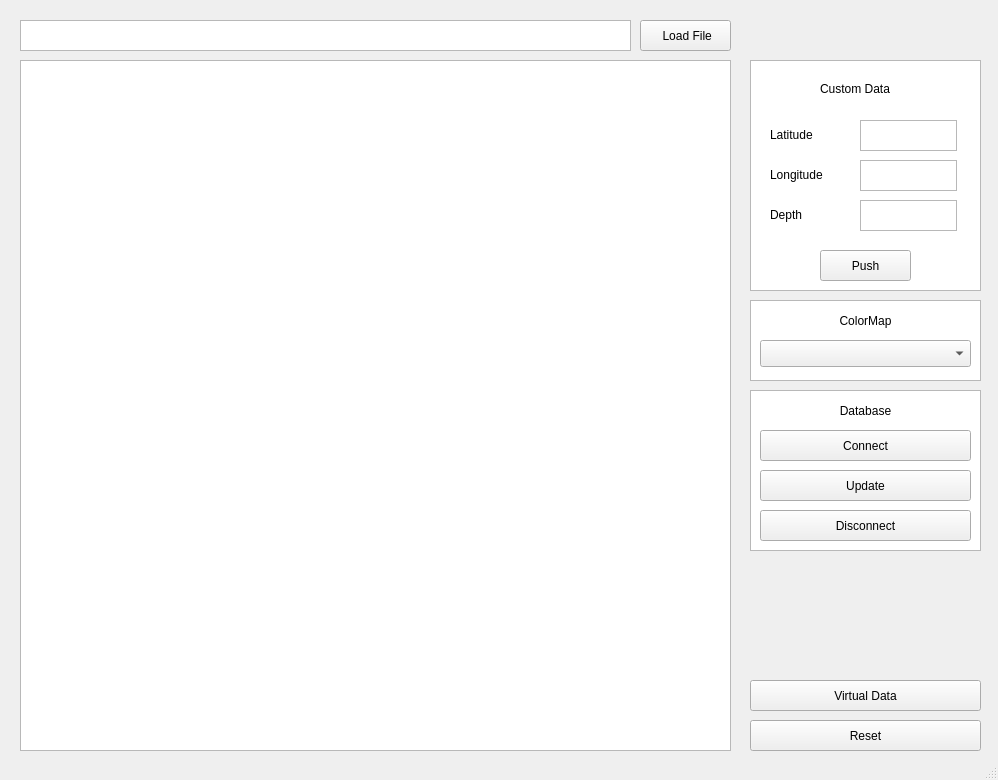
This is main.ui in nearkyh/seafloor-mapping as Qt 5 draws it before an edit. The edited form follows.
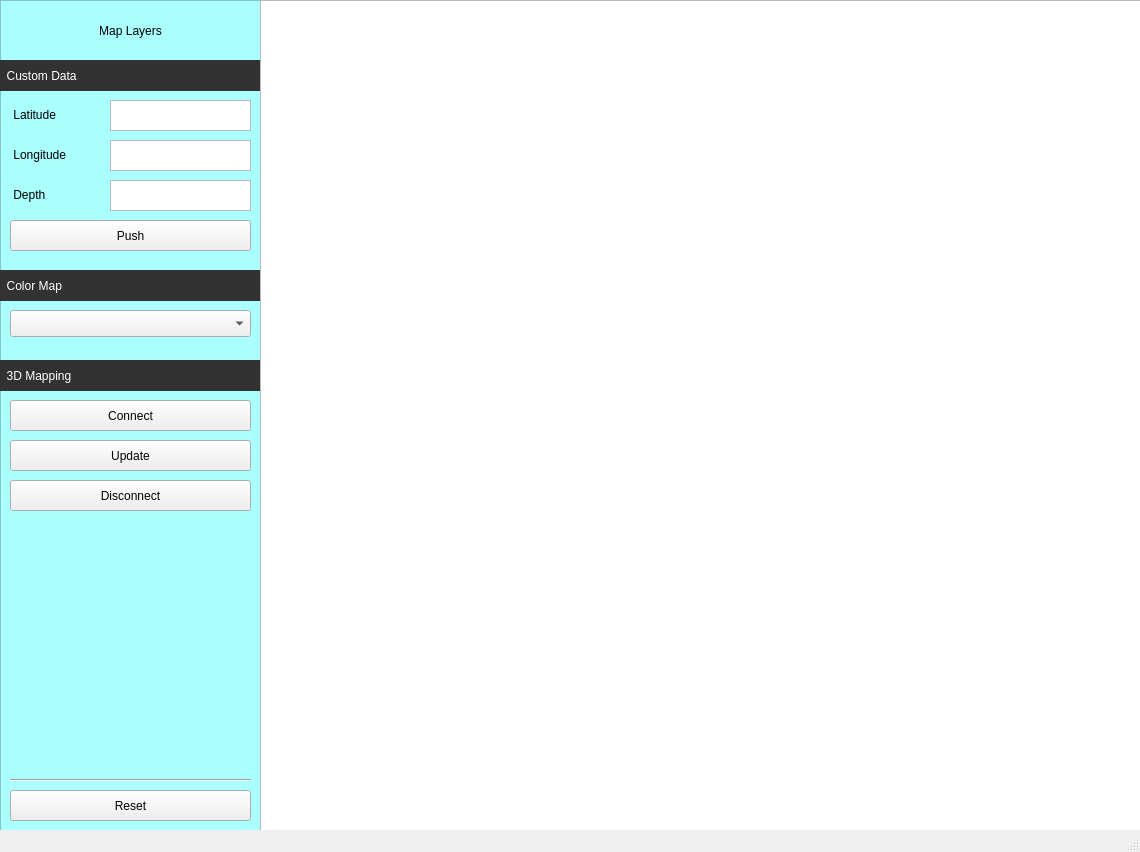
This is the edited form. Icons and pictures are not drawn.

```diff
--- a/main.ui
+++ b/main.ui
@@ -6,8 +6,8 @@
    <rect>
     <x>0</x>
     <y>0</y>
-    <width>998</width>
-    <height>780</height>
+    <width>1140</width>
+    <height>852</height>
    </rect>
   </property>
   <property name="windowTitle">
@@ -17,9 +17,9 @@
    <widget class="QPushButton" name="pushButton_push">
     <property name="geometry">
      <rect>
-      <x>820</x>
-      <y>250</y>
-      <width>91</width>
+      <x>10</x>
+      <y>220</y>
+      <width>241</width>
       <height>31</height>
      </rect>
     </property>
@@ -30,92 +30,32 @@
    <widget class="QGraphicsView" name="graphicsView">
     <property name="geometry">
      <rect>
-      <x>20</x>
-      <y>60</y>
-      <width>711</width>
-      <height>691</height>
+      <x>260</x>
+      <y>0</y>
+      <width>881</width>
+      <height>831</height>
      </rect>
     </property>
    </widget>
-   <widget class="QPushButton" name="pushButton_loadFile">
-    <property name="geometry">
-     <rect>
-      <x>640</x>
-      <y>20</y>
-      <width>91</width>
-      <height>31</height>
-     </rect>
-    </property>
-    <property name="text">
-     <string> Load File</string>
-    </property>
-    <property name="icon">
-     <iconset>
-      <normaloff>icons/open.png</normaloff>icons/open.png</iconset>
-    </property>
-   </widget>
-   <widget class="QListWidget" name="listWidget_customData">
-    <property name="geometry">
-     <rect>
-      <x>750</x>
-      <y>60</y>
-      <width>231</width>
-      <height>231</height>
-     </rect>
-    </property>
-   </widget>
-   <widget class="QLabel" name="label_inputData">
-    <property name="geometry">
-     <rect>
-      <x>820</x>
-      <y>80</y>
-      <width>91</width>
-      <height>17</height>
-     </rect>
-    </property>
-    <property name="text">
-     <string>Custom Data</string>
-    </property>
-   </widget>
    <widget class="QLabel" name="label_latitude">
     <property name="geometry">
      <rect>
-      <x>770</x>
-      <y>120</y>
+      <x>10</x>
+      <y>100</y>
       <width>81</width>
       <height>29</height>
      </rect>
     </property>
     <property name="text">
-     <string>Latitude</string>
+     <string> Latitude</string>
     </property>
    </widget>
    <widget class="QTextEdit" name="textEdit_latitude">
     <property name="geometry">
      <rect>
-      <x>860</x>
-      <y>120</y>
-      <width>97</width>
-      <height>31</height>
-     </rect>
-    </property>
-   </widget>
-   <widget class="QTextEdit" name="textEdit_longitude">
-    <property name="geometry">
-     <rect>
-      <x>860</x>
-      <y>160</y>
-      <width>97</width>
-      <height>31</height>
-     </rect>
-    </property>
-   </widget>
-   <widget class="QTextEdit" name="textEdit_depth">
-    <property name="geometry">
-     <rect>
-      <x>860</x>
-      <y>200</y>
-      <width>97</width>
+      <x>110</x>
+      <y>100</y>
+      <width>141</width>
       <height>31</height>
      </rect>
     </property>
@@ -123,35 +63,35 @@
    <widget class="QLabel" name="label_longitude">
     <property name="geometry">
      <rect>
-      <x>770</x>
-      <y>160</y>
+      <x>10</x>
+      <y>140</y>
       <width>81</width>
       <height>29</height>
      </rect>
     </property>
     <property name="text">
-     <string>Longitude</string>
+     <string> Longitude</string>
     </property>
    </widget>
    <widget class="QLabel" name="label_depth">
     <property name="geometry">
      <rect>
-      <x>770</x>
-      <y>200</y>
+      <x>10</x>
+      <y>180</y>
       <width>81</width>
       <height>29</height>
      </rect>
     </property>
     <property name="text">
-     <string>Depth</string>
+     <string> Depth</string>
     </property>
    </widget>
    <widget class="QPushButton" name="pushButton_reset">
     <property name="geometry">
      <rect>
-      <x>750</x>
-      <y>720</y>
-      <width>231</width>
+      <x>10</x>
+      <y>790</y>
+      <width>241</width>
       <height>31</height>
      </rect>
     </property>
@@ -162,9 +102,9 @@
    <widget class="QPushButton" name="pushButton_updateDB">
     <property name="geometry">
      <rect>
-      <x>760</x>
-      <y>470</y>
-      <width>211</width>
+      <x>10</x>
+      <y>440</y>
+      <width>241</width>
       <height>31</height>
      </rect>
     </property>
@@ -172,61 +112,12 @@
      <string>Update</string>
     </property>
    </widget>
-   <widget class="QListWidget" name="listWidget_filePath">
-    <property name="geometry">
-     <rect>
-      <x>20</x>
-      <y>20</y>
-      <width>611</width>
-      <height>31</height>
-     </rect>
-    </property>
-   </widget>
-   <widget class="QLabel" name="label_filePath">
-    <property name="geometry">
-     <rect>
-      <x>30</x>
-      <y>20</y>
-      <width>591</width>
-      <height>31</height>
-     </rect>
-    </property>
-    <property name="text">
-     <string/>
-    </property>
-   </widget>
-   <widget class="QLabel" name="label_colorMap">
-    <property name="geometry">
-     <rect>
-      <x>750</x>
-      <y>310</y>
-      <width>231</width>
-      <height>21</height>
-     </rect>
-    </property>
-    <property name="text">
-     <string>ColorMap</string>
-    </property>
-    <property name="alignment">
-     <set>Qt::AlignCenter</set>
-    </property>
-   </widget>
-   <widget class="QListWidget" name="listWidget">
-    <property name="geometry">
-     <rect>
-      <x>750</x>
-      <y>300</y>
-      <width>231</width>
-      <height>81</height>
-     </rect>
-    </property>
-   </widget>
    <widget class="QComboBox" name="comboBox_colorMap">
     <property name="geometry">
      <rect>
-      <x>760</x>
-      <y>340</y>
-      <width>211</width>
+      <x>10</x>
+      <y>310</y>
+      <width>241</width>
       <height>27</height>
      </rect>
     </property>
@@ -237,38 +128,12 @@
      <number>-1</number>
     </property>
    </widget>
-   <widget class="QListWidget" name="listWidget_2">
-    <property name="geometry">
-     <rect>
-      <x>750</x>
-      <y>390</y>
-      <width>231</width>
-      <height>161</height>
-     </rect>
-    </property>
-   </widget>
-   <widget class="QLabel" name="label_database">
-    <property name="geometry">
-     <rect>
-      <x>750</x>
-      <y>400</y>
-      <width>231</width>
-      <height>21</height>
-     </rect>
-    </property>
-    <property name="text">
-     <string>Database</string>
-    </property>
-    <property name="alignment">
-     <set>Qt::AlignCenter</set>
-    </property>
-   </widget>
    <widget class="QPushButton" name="pushButton_connectDB">
     <property name="geometry">
      <rect>
-      <x>760</x>
-      <y>430</y>
-      <width>211</width>
+      <x>10</x>
+      <y>400</y>
+      <width>241</width>
       <height>31</height>
      </rect>
     </property>
@@ -279,9 +144,9 @@
    <widget class="QPushButton" name="pushButton_disconnectDB">
     <property name="geometry">
      <rect>
-      <x>760</x>
-      <y>510</y>
-      <width>211</width>
+      <x>10</x>
+      <y>480</y>
+      <width>241</width>
       <height>31</height>
      </rect>
     </property>
@@ -289,42 +154,167 @@
      <string>Disconnect</string>
     </property>
    </widget>
-   <widget class="QPushButton" name="pushButton_virtualData">
+   <widget class="QListWidget" name="listWidget">
     <property name="geometry">
      <rect>
-      <x>750</x>
-      <y>680</y>
-      <width>231</width>
+      <x>0</x>
+      <y>0</y>
+      <width>261</width>
+      <height>831</height>
+     </rect>
+    </property>
+    <property name="styleSheet">
+     <string notr="true">background-color: rgb(170, 255, 255);</string>
+    </property>
+   </widget>
+   <widget class="QTextEdit" name="textEdit_depth">
+    <property name="geometry">
+     <rect>
+      <x>110</x>
+      <y>180</y>
+      <width>141</width>
       <height>31</height>
      </rect>
     </property>
+   </widget>
+   <widget class="QTextEdit" name="textEdit_longitude">
+    <property name="geometry">
+     <rect>
+      <x>110</x>
+      <y>140</y>
+      <width>141</width>
+      <height>31</height>
+     </rect>
+    </property>
+   </widget>
+   <widget class="QLabel" name="label_display">
+    <property name="geometry">
+     <rect>
+      <x>270</x>
+      <y>10</y>
+      <width>81</width>
+      <height>17</height>
+     </rect>
+    </property>
+    <property name="styleSheet">
+     <string notr="true">color: rgb(255, 255, 255);</string>
+    </property>
     <property name="text">
-     <string>Virtual Data</string>
+     <string> Display</string>
     </property>
    </widget>
-   <zorder>listWidget_2</zorder>
+   <widget class="QLabel" name="label_customData">
+    <property name="geometry">
+     <rect>
+      <x>0</x>
+      <y>60</y>
+      <width>261</width>
+      <height>31</height>
+     </rect>
+    </property>
+    <property name="styleSheet">
+     <string notr="true">background-color: rgb(50, 50, 50);
+color: rgb(255, 255, 255);</string>
+    </property>
+    <property name="text">
+     <string>  Custom Data</string>
+    </property>
+    <property name="alignment">
+     <set>Qt::AlignLeading|Qt::AlignLeft|Qt::AlignVCenter</set>
+    </property>
+   </widget>
+   <widget class="QLabel" name="label_mapLayers">
+    <property name="geometry">
+     <rect>
+      <x>10</x>
+      <y>10</y>
+      <width>241</width>
+      <height>41</height>
+     </rect>
+    </property>
+    <property name="styleSheet">
+     <string notr="true">font: 75 14pt &quot;나눔고딕&quot;;</string>
+    </property>
+    <property name="text">
+     <string>Map Layers</string>
+    </property>
+    <property name="alignment">
+     <set>Qt::AlignCenter</set>
+    </property>
+   </widget>
+   <widget class="QLabel" name="label_colorMap">
+    <property name="geometry">
+     <rect>
+      <x>0</x>
+      <y>270</y>
+      <width>261</width>
+      <height>31</height>
+     </rect>
+    </property>
+    <property name="styleSheet">
+     <string notr="true">background-color: rgb(50, 50, 50);
+color: rgb(255, 255, 255);</string>
+    </property>
+    <property name="text">
+     <string>  Color Map</string>
+    </property>
+    <property name="alignment">
+     <set>Qt::AlignLeading|Qt::AlignLeft|Qt::AlignVCenter</set>
+    </property>
+   </widget>
+   <widget class="QLabel" name="label_3DMapping">
+    <property name="geometry">
+     <rect>
+      <x>0</x>
+      <y>360</y>
+      <width>261</width>
+      <height>31</height>
+     </rect>
+    </property>
+    <property name="styleSheet">
+     <string notr="true">background-color: rgb(50, 50, 50);
+color: rgb(255, 255, 255);</string>
+    </property>
+    <property name="text">
+     <string>  3D Mapping</string>
+    </property>
+    <property name="alignment">
+     <set>Qt::AlignLeading|Qt::AlignLeft|Qt::AlignVCenter</set>
+    </property>
+   </widget>
+   <widget class="Line" name="line">
+    <property name="geometry">
+     <rect>
+      <x>10</x>
+      <y>770</y>
+      <width>241</width>
+      <height>20</height>
+     </rect>
+    </property>
+    <property name="orientation">
+     <enum>Qt::Horizontal</enum>
+    </property>
+   </widget>
    <zorder>listWidget</zorder>
-   <zorder>listWidget_customData</zorder>
-   <zorder>graphicsView</zorder>
-   <zorder>pushButton_loadFile</zorder>
-   <zorder>label_inputData</zorder>
    <zorder>label_latitude</zorder>
    <zorder>textEdit_latitude</zorder>
-   <zorder>textEdit_longitude</zorder>
-   <zorder>textEdit_depth</zorder>
    <zorder>pushButton_push</zorder>
    <zorder>label_longitude</zorder>
    <zorder>label_depth</zorder>
    <zorder>pushButton_reset</zorder>
    <zorder>pushButton_updateDB</zorder>
-   <zorder>listWidget_filePath</zorder>
-   <zorder>label_filePath</zorder>
-   <zorder>label_colorMap</zorder>
    <zorder>comboBox_colorMap</zorder>
-   <zorder>label_database</zorder>
    <zorder>pushButton_connectDB</zorder>
    <zorder>pushButton_disconnectDB</zorder>
-   <zorder>pushButton_virtualData</zorder>
+   <zorder>textEdit_depth</zorder>
+   <zorder>textEdit_longitude</zorder>
+   <zorder>label_customData</zorder>
+   <zorder>label_mapLayers</zorder>
+   <zorder>label_colorMap</zorder>
+   <zorder>label_3DMapping</zorder>
+   <zorder>line</zorder>
+   <zorder>graphicsView</zorder>
+   <zorder>label_display</zorder>
   </widget>
   <widget class="QStatusBar" name="statusbar"/>
  </widget>
```
Left out of the diff: 13 changed lines with no effect on the pictures.
